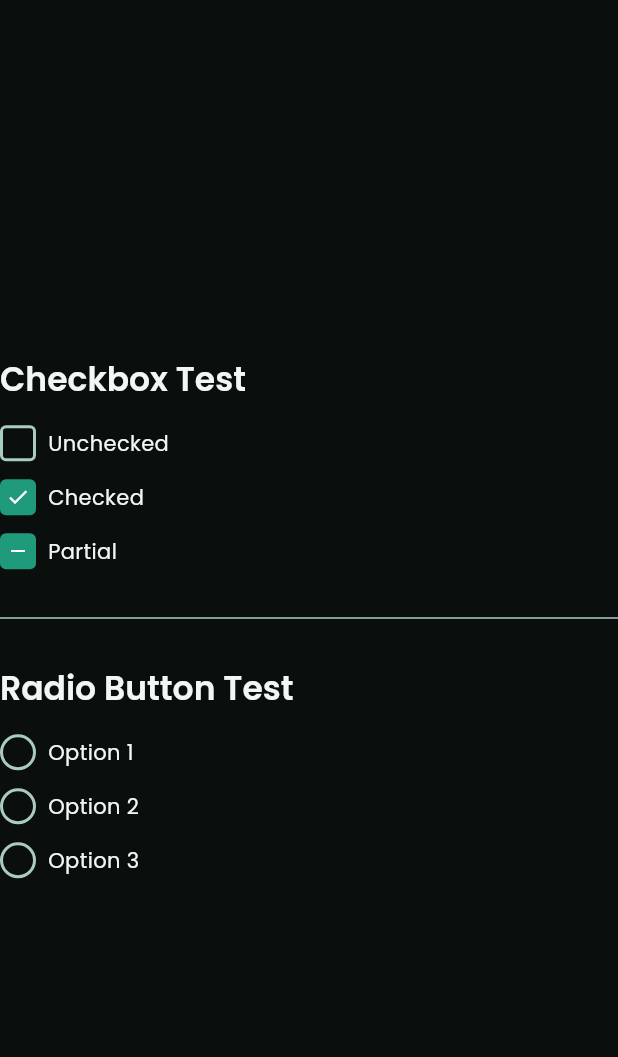
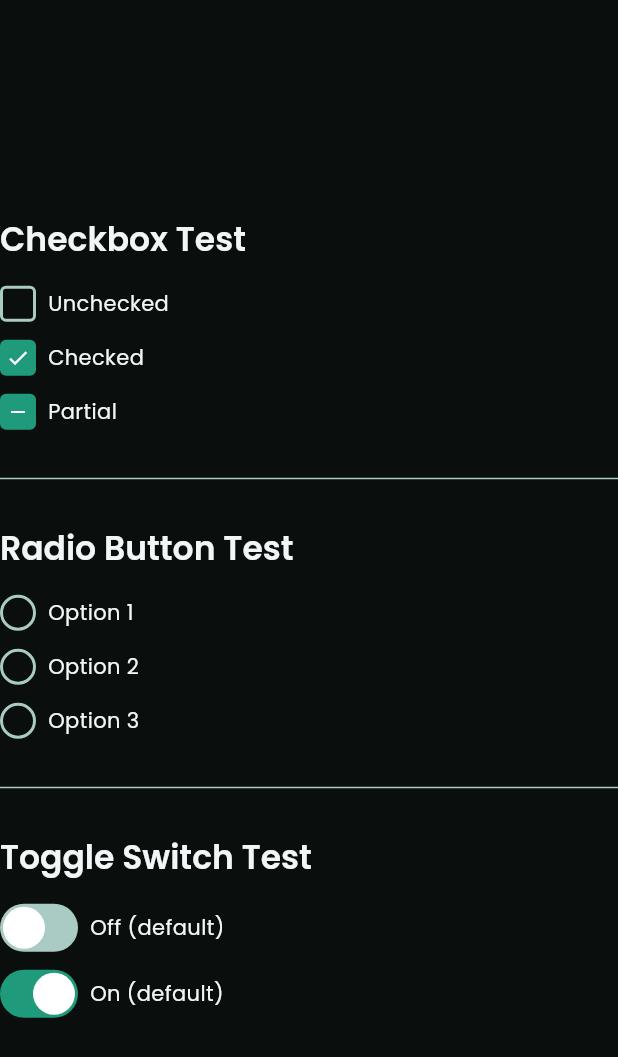
Before and after one commit to tri-kkk/TrendSoccer, a Flutter app: the screen it shows after launch, on a phone screen of 412 x 824 dp. Shown: the top 1057 px of the screen. Run offline on Flutter 3.47's test engine with Material 3 defaults, Android fonts, the phone set to English and light mode, and no system bars; our stand-ins replace flutter_riverpod, google_fonts.

Commit message:
feat : Add interactive components (Toggle, Backbutton)

````diff
--- a/lib/main.dart
+++ b/lib/main.dart
@@ -8,6 +8,7 @@ import 'core/theme/tokens/spacing_tokens.dart';
 import 'core/theme/tokens/typography_tokens.dart';
 import 'shared/widgets/checkbox/custom_checkbox.dart';
 import 'shared/widgets/radio/custom_radio.dart';
+import 'shared/widgets/toggle/custom_toggle.dart';
 
 void main() {
   runApp(
@@ -46,6 +47,10 @@ class _ComponentTestScreenState extends State<_ComponentTestScreen> {
 
   // Radio state
   int? _selectedOption;
+
+  // Toggle states
+  ToggleState _toggle1 = ToggleState.off;
+  ToggleState _toggle2 = ToggleState.on;
 
   @override
   Widget build(BuildContext context) {
@@ -96,6 +101,28 @@ class _ComponentTestScreenState extends State<_ComponentTestScreen> {
             _buildRadioRow('Option 2', 1),
             const SizedBox(height: AppSpacing.lg),
             _buildRadioRow('Option 3', 2),
+
+            const SizedBox(height: AppSpacing.xxxl),
+            const Divider(color: AppColors.textSecondary),
+            const SizedBox(height: AppSpacing.xxxl),
+
+            // ── Toggle Section ─────────────────────
+            Text(
+              'Toggle Switch Test',
+              style: AppTypography.titleLarge.copyWith(
+                color: AppColors.textPrimary,
+              ),
+            ),
+            const SizedBox(height: AppSpacing.xl),
+            _buildToggleRow('Off (default)', _toggle1, (s) {
+              setState(() => _toggle1 = s);
+              debugPrint('Toggle 1 → $s');
+            }),
+            const SizedBox(height: AppSpacing.lg),
+            _buildToggleRow('On (default)', _toggle2, (s) {
+              setState(() => _toggle2 = s);
+              debugPrint('Toggle 2 → $s');
+            }),
           ],
         ),
       ),
@@ -111,6 +138,26 @@ class _ComponentTestScreenState extends State<_ComponentTestScreen> {
       mainAxisSize: MainAxisSize.min,
       children: [
         CustomCheckbox(state: state, onChanged: onChanged),
+        const SizedBox(width: AppSpacing.md),
+        Text(
+          label,
+          style: AppTypography.bodyMedium.copyWith(
+            color: AppColors.textPrimary,
+          ),
+        ),
+      ],
+    );
+  }
+
+  Widget _buildToggleRow(
+    String label,
+    ToggleState state,
+    ValueChanged<ToggleState> onChanged,
+  ) {
+    return Row(
+      mainAxisSize: MainAxisSize.min,
+      children: [
+        CustomToggle(state: state, onChanged: onChanged),
         const SizedBox(width: AppSpacing.md),
         Text(
           label,
--- /dev/null
+++ b/lib/shared/widgets/buttons/back_button.dart
@@ -0,0 +1,33 @@
+import 'package:flutter/material.dart';
+
+import '../../../core/theme/tokens/color_tokens.dart';
+
+/// TrendSoccer back button component.
+///
+/// A simple 40×40 transparent button with arrow_back icon.
+/// Commonly used in AppBar leading widget.
+class CustomBackButton extends StatelessWidget {
+  const CustomBackButton({
+    super.key,
+    required this.onPressed,
+  });
+
+  final VoidCallback? onPressed;
+
+  @override
+  Widget build(BuildContext context) {
+    return SizedBox(
+      width: 40,
+      height: 40,
+      child: InkWell(
+        onTap: onPressed,
+        borderRadius: BorderRadius.circular(20),
+        child: const Icon(
+          Icons.arrow_back,
+          size: 24,
+          color: AppColors.textPrimary,
+        ),
+      ),
+    );
+  }
+}
--- /dev/null
+++ b/lib/shared/widgets/toggle/custom_toggle.dart
@@ -0,0 +1,62 @@
+import 'package:flutter/material.dart';
+
+import '../../../core/theme/tokens/color_tokens.dart';
+import '../../../core/theme/tokens/component_tokens.dart';
+
+/// TrendSoccer custom toggle switch component.
+///
+/// Supports two states:
+/// - [ToggleState.off]: Track in secondary color, thumb aligned left
+/// - [ToggleState.on]: Track in primary color, thumb aligned right
+///
+/// ```dart
+/// CustomToggle(
+///   state: ToggleState.on,
+///   onChanged: (newState) => print(newState),
+/// )
+/// ```
+class CustomToggle extends StatelessWidget {
+  const CustomToggle({
+    super.key,
+    required this.state,
+    required this.onChanged,
+  });
+
+  final ToggleState state;
+  final ValueChanged<ToggleState>? onChanged;
+
+  @override
+  Widget build(BuildContext context) {
+    final isOn = state == ToggleState.on;
+
+    return GestureDetector(
+      onTap: () {
+        final newState = isOn ? ToggleState.off : ToggleState.on;
+        onChanged?.call(newState);
+      },
+      child: AnimatedContainer(
+        duration: const Duration(milliseconds: 200),
+        width: 52,
+        height: 32,
+        padding: const EdgeInsets.all(2),
+        decoration: BoxDecoration(
+          color: isOn ? AppColors.primary500 : AppColors.textSecondary,
+          borderRadius: BorderRadius.circular(16),
+        ),
+        child: AnimatedAlign(
+          duration: const Duration(milliseconds: 200),
+          curve: Curves.easeInOut,
+          alignment: isOn ? Alignment.centerRight : Alignment.centerLeft,
+          child: Container(
+            width: 28,
+            height: 28,
+            decoration: const BoxDecoration(
+              color: Colors.white,
+              shape: BoxShape.circle,
+            ),
+          ),
+        ),
+      ),
+    );
+  }
+}
````
